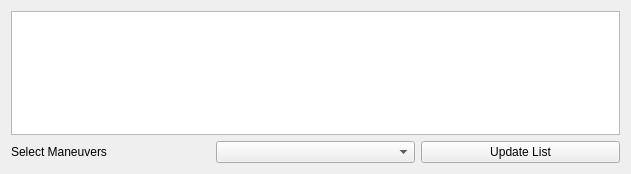
theilem/uavGS, file src/ManeuverPlanner/ManeuverViewer/WidgetManeuverViewer.ui: the form before one commit.
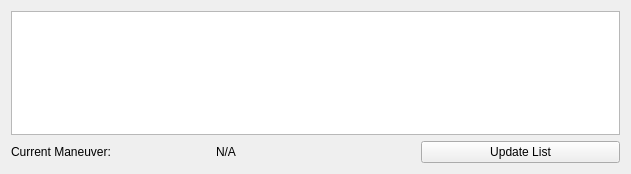
The form after the commit.

Commit message: displaying maneuver transition conditions and colorizing active, completed, and future maneuvers

```diff
--- a/src/ManeuverPlanner/ManeuverViewer/WidgetManeuverViewer.ui
+++ b/src/ManeuverPlanner/ManeuverViewer/WidgetManeuverViewer.ui
@@ -24,12 +24,16 @@
        <item>
         <widget class="QLabel" name="label">
          <property name="text">
-          <string>Select Maneuvers</string>
+          <string>Current Maneuver:</string>
          </property>
         </widget>
        </item>
        <item>
-        <widget class="QComboBox" name="comboBox"/>
+        <widget class="QLabel" name="currentManeuverLabel">
+         <property name="text">
+          <string>N/A</string>
+         </property>
+        </widget>
        </item>
        <item>
         <widget class="QPushButton" name="update">
```
The commit also changes 7 other files.
